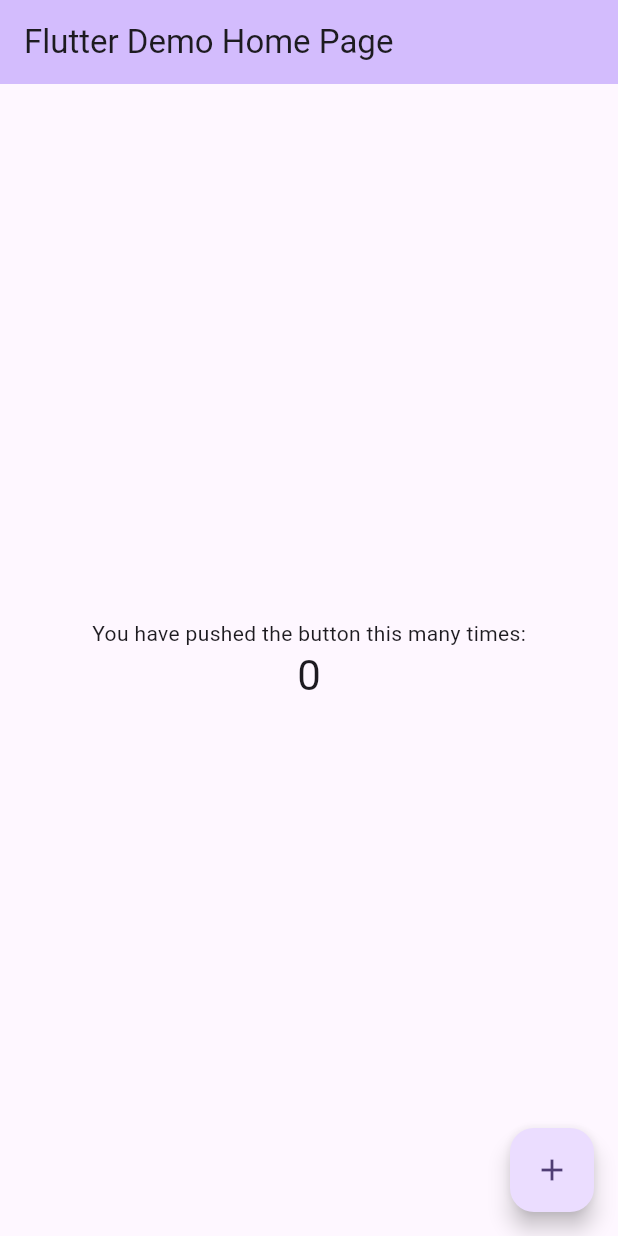
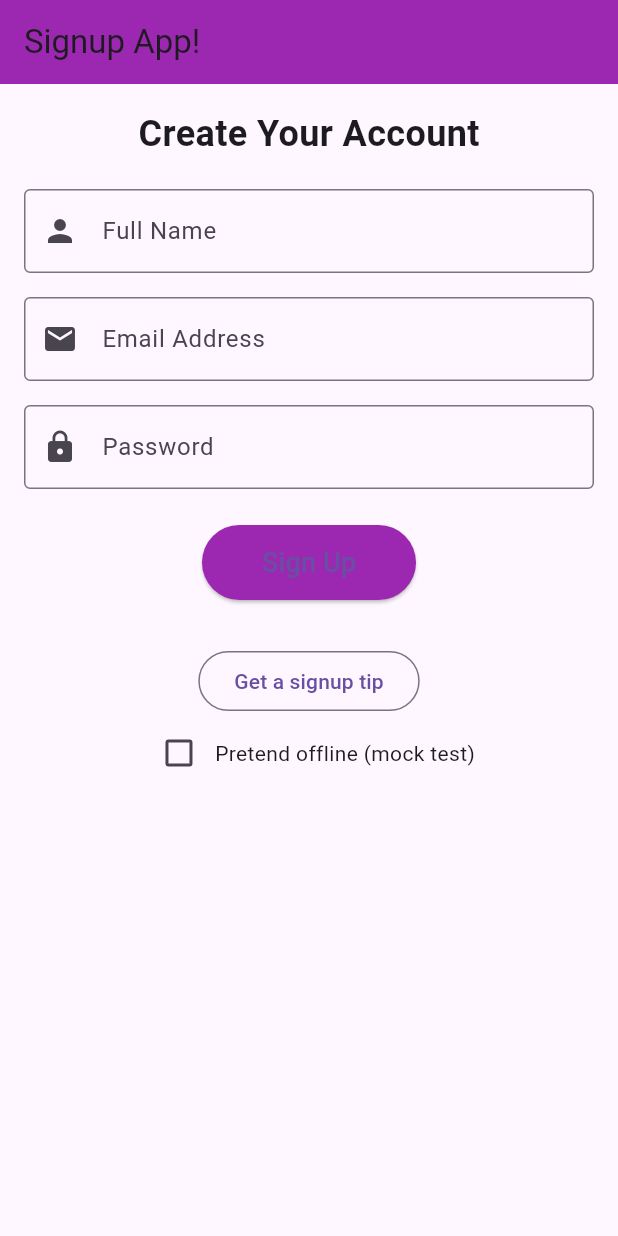
Before and after one commit to kirtan232/InClassWork, a Flutter app: the screen it shows after launch, on a phone screen of 412 x 824 dp. Run offline on Flutter 3.47's test engine with Material 3 defaults, Android fonts, the phone set to English and light mode, and no system bars; our stand-ins replace sqflite; accounts and stored records are empty.

Commit message:
Added_in_class_10

```diff
--- a/in_class_10/signup_app/lib/main.dart
+++ b/in_class_10/signup_app/lib/main.dart
@@ -1,121 +1,234 @@
+import 'dart:convert';
 import 'package:flutter/material.dart';
+import 'package:http/http.dart' as http;
 
 void main() {
   runApp(const MyApp());
 }
 
+// put the instructor url here. if it is empty the app uses the mock tip.
+const String baseUrl = '';
+
+// gets a signup tip from the AI service (or the mock if no url)
+// only sends the task and topic, never anything from the form.
+Future<String> getSignupTip(bool pretendOffline) async {
+  if (baseUrl == '') {
+    await Future.delayed(const Duration(seconds: 1));
+    if (pretendOffline) {
+      throw Exception('offline');
+    }
+    return 'Use a longer password with a mix of letters, numbers and symbols. Do not reuse passwords from other sites.';
+  }
+
+  final response = await http
+      .post(
+        Uri.parse(baseUrl),
+        headers: {'Content-Type': 'application/json'},
+        body: jsonEncode({'task': 'signup_tip', 'topic': 'password_help'}),
+      )
+      .timeout(const Duration(seconds: 10));
+
+  if (response.statusCode != 200) {
+    throw Exception('bad status');
+  }
+  final data = jsonDecode(response.body);
+  String tip = data['tip'].toString().trim();
+  if (tip == '' || tip == 'null') {
+    throw Exception('empty tip');
+  }
+  return tip;
+}
+
+// 🧓 Great-Grandparent
 class MyApp extends StatelessWidget {
   const MyApp({super.key});
 
-  // This widget is the root of your application.
   @override
   Widget build(BuildContext context) {
     return MaterialApp(
-      title: 'Flutter Demo',
-      theme: ThemeData(
-        // This is the theme of your application.
-        //
-        // TRY THIS: Try running your application with "flutter run". You'll see
-        // the application has a purple toolbar. Then, without quitting the app,
-        // try changing the seedColor in the colorScheme below to Colors.green
-        // and then invoke "hot reload" (save your changes or press the "hot
-        // reload" button in a Flutter-supported IDE, or press "r" if you used
-        // the command line to start the app).
-        //
-        // Notice that the counter didn't reset back to zero; the application
-        // state is not lost during the reload. To reset the state, use hot
-        // restart instead.
-        //
-        // This works for code too, not just values: Most code changes can be
-        // tested with just a hot reload.
-        colorScheme: .fromSeed(seedColor: Colors.deepPurple),
-      ),
-      home: const MyHomePage(title: 'Flutter Demo Home Page'),
+      title: 'Snack Club Signup',
+      theme: ThemeData(primarySwatch: Colors.purple),
+      home: const SignupPage(),
     );
   }
 }
 
-class MyHomePage extends StatefulWidget {
-  const MyHomePage({super.key, required this.title});
-
-  // This widget is the home page of your application. It is stateful, meaning
-  // that it has a State object (defined below) that contains fields that affect
-  // how it looks.
-
-  // This class is the configuration for the state. It holds the values (in this
-  // case the title) provided by the parent (in this case the App widget) and
-  // used by the build method of the State. Fields in a Widget subclass are
-  // always marked "final".
-
-  final String title;
+class SignupPage extends StatefulWidget {
+  const SignupPage({super.key});
 
   @override
-  State<MyHomePage> createState() => _MyHomePageState();
+  State<SignupPage> createState() => _SignupPageState();
 }
 
-class _MyHomePageState extends State<MyHomePage> {
-  int _counter = 0;
+class _SignupPageState extends State<SignupPage> {
+  // 🔑 The Global Key - acts like a remote control for the form.
+  final _formKey = GlobalKey<FormState>();
 
-  void _incrementCounter() {
+  // 📝 Controllers to track what the user types.
+  final TextEditingController _nameController = TextEditingController();
+  final TextEditingController _emailController = TextEditingController();
+  final TextEditingController _passwordController = TextEditingController();
+
+  // AI tip stuff
+  bool _loading = false;
+  String _tip = '';
+  String _error = '';
+  bool _pretendOffline = false;
+
+  void _getTip() async {
     setState(() {
-      // This call to setState tells the Flutter framework that something has
-      // changed in this State, which causes it to rerun the build method below
-      // so that the display can reflect the updated values. If we changed
-      // _counter without calling setState(), then the build method would not be
-      // called again, and so nothing would appear to happen.
-      _counter++;
+      _loading = true;
+      _tip = '';
+      _error = '';
     });
+    try {
+      String tip = await getSignupTip(_pretendOffline);
+      if (tip.length > 240) {
+        tip = tip.substring(0, 240);
+      }
+      setState(() {
+        _tip = tip;
+        _loading = false;
+      });
+    } catch (e) {
+      setState(() {
+        _error = 'Could not get a tip right now. Please try again.';
+        _loading = false;
+      });
+    }
   }
 
   @override
   Widget build(BuildContext context) {
-    // This method is rerun every time setState is called, for instance as done
-    // by the _incrementCounter method above.
-    //
-    // The Flutter framework has been optimized to make rerunning build methods
-    // fast, so that you can just rebuild anything that needs updating rather
-    // than having to individually change instances of widgets.
-    return Scaffold(
+    return Scaffold( // 👨 Parent
       appBar: AppBar(
-        // TRY THIS: Try changing the color here to a specific color (to
-        // Colors.amber, perhaps?) and trigger a hot reload to see the AppBar
-        // change color while the other colors stay the same.
-        backgroundColor: Theme.of(context).colorScheme.inversePrimary,
-        // Here we take the value from the MyHomePage object that was created by
-        // the App.build method, and use it to set our appbar title.
-        title: Text(widget.title),
+        title: const Text('Signup App!'),
+        backgroundColor: Colors.purple,
       ),
-      body: Center(
-        // Center is a layout widget. It takes a single child and positions it
-        // in the middle of the parent.
+      body: SingleChildScrollView(
+        padding: const EdgeInsets.all(16.0),
+        child: Form( // 👶 Child
+          key: _formKey,
           child: Column(
-          // Column is also a layout widget. It takes a list of children and
-          // arranges them vertically. By default, it sizes itself to fit its
-          // children horizontally, and tries to be as tall as its parent.
-          //
-          // Column has various properties to control how it sizes itself and
-          // how it positions its children. Here we use mainAxisAlignment to
-          // center the children vertically; the main axis here is the vertical
-          // axis because Columns are vertical (the cross axis would be
-          // horizontal).
-          //
-          // TRY THIS: Invoke "debug painting" (choose the "Toggle Debug Paint"
-          // action in the IDE, or press "p" in the console), to see the
-          // wireframe for each widget.
-          mainAxisAlignment: .center,
             children: [
-            const Text('You have pushed the button this many times:'),
+              const Text(
+                'Create Your Account',
+                style: TextStyle(fontSize: 24, fontWeight: FontWeight.bold),
+              ),
+              const SizedBox(height: 20),
+
+              // 👤 Name Field
+              TextFormField(
+                controller: _nameController,
+                decoration: const InputDecoration(
+                  labelText: 'Full Name',
+                  prefixIcon: Icon(Icons.person),
+                  border: OutlineInputBorder(),
+                ),
+                validator: (value) {
+                  if (value == null || value.isEmpty) {
+                    return 'Please enter your name';
+                  }
+                  return null;
+                },
+              ),
+              const SizedBox(height: 16),
+
+              // 📧 Email Field
+              TextFormField(
+                controller: _emailController,
+                decoration: const InputDecoration(
+                  labelText: 'Email Address',
+                  prefixIcon: Icon(Icons.email),
+                  border: OutlineInputBorder(),
+                ),
+                validator: (value) {
+                  if (value == null || value.isEmpty) {
+                    return 'Please enter your email';
+                  }
+                  if (!value.contains('@')) {
+                    return 'Please enter a valid email';
+                  }
+                  return null;
+                },
+              ),
+              const SizedBox(height: 16),
+
+              // 🔒 Password Field
+              TextFormField(
+                controller: _passwordController,
+                obscureText: true,
+                decoration: const InputDecoration(
+                  labelText: 'Password',
+                  prefixIcon: Icon(Icons.lock),
+                  border: OutlineInputBorder(),
+                ),
+                validator: (value) {
+                  if (value == null || value.isEmpty) {
+                    return 'Please enter a password';
+                  }
+                  if (value.length < 6) {
+                    return 'Password must be at least 6 characters';
+                  }
+                  return null;
+                },
+              ),
+              const SizedBox(height: 24),
+
+              // 🚀 Sign Up Button
+              ElevatedButton(
+                onPressed: () {
+                  if (_formKey.currentState!.validate()) {
+                    ScaffoldMessenger.of(context).showSnackBar(
+                      const SnackBar(
+                        content: Text('Demo signup complete — your form passed validation!'),
+                        backgroundColor: Colors.green,
+                      ),
+                    );
+                  }
+                },
+                style: ElevatedButton.styleFrom(
+                  backgroundColor: Colors.purple,
+                  padding: const EdgeInsets.symmetric(horizontal: 40, vertical: 12),
+                ),
+                child: const Text(
+                  'Sign Up',
+                  style: TextStyle(fontSize: 18),
+                ),
+              ),
+              const SizedBox(height: 30),
+
+              // 🤖 AI Tip
+              OutlinedButton(
+                onPressed: _loading ? null : _getTip,
+                child: const Text('Get a signup tip'),
+              ),
+              Row(
+                mainAxisAlignment: MainAxisAlignment.center,
+                children: [
+                  Checkbox(
+                    value: _pretendOffline,
+                    onChanged: (value) {
+                      setState(() {
+                        _pretendOffline = value!;
+                      });
+                    },
+                  ),
+                  const Text('Pretend offline (mock test)'),
+                ],
+              ),
+              if (_loading) const CircularProgressIndicator(),
+              if (_tip != '')
                 Text(
-              '$_counter',
-              style: Theme.of(context).textTheme.headlineMedium,
+                  (baseUrl == '' ? 'AI-generated advice (Not real AI was called):\n' : 'AI-generated advice:\n') + _tip,
                 ),
+              if (_error != '') ...[
+                Text(_error, style: const TextStyle(color: Colors.red)),
+                TextButton(onPressed: _getTip, child: const Text('Retry')),
+              ],
             ],
           ),
         ),
-      floatingActionButton: FloatingActionButton(
-        onPressed: _incrementCounter,
-        tooltip: 'Increment',
-        child: const Icon(Icons.add),
       ),
     );
   }
--- a/in_class_10/signup_app/pubspec.yaml
+++ b/in_class_10/signup_app/pubspec.yaml
@@ -34,6 +34,7 @@ dependencies:
   # The following adds the Cupertino Icons font to your application.
   # Use with the CupertinoIcons class for iOS style icons.
   cupertino_icons: ^1.0.8
+  http: ^1.6.0
 
 dev_dependencies:
   flutter_test:
```
Also changed, not shown: in_class_10/signup_app/pubspec.lock, 2 other files. Lines whose indentation alone changed are shown as unchanged.
